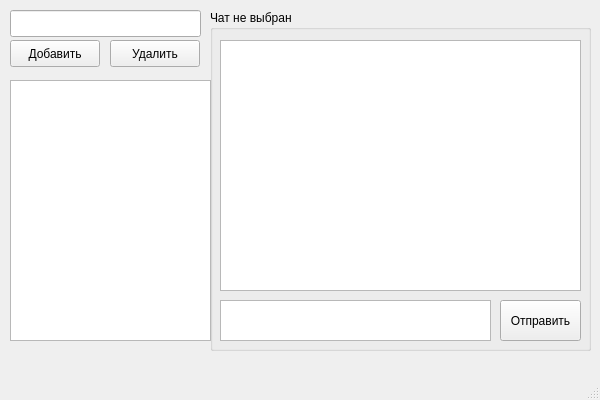
The window that src/my_messenger/gui/MyMessenger.ui (thunderamur/my_messenger) describes before a commit, drawn with Qt 5.
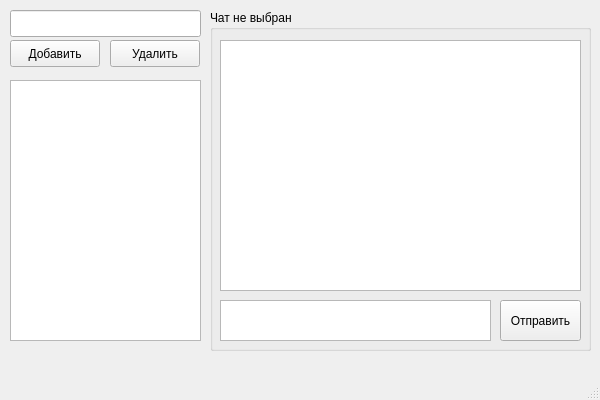
The same window after the commit.

```diff
--- a/src/my_messenger/gui/MyMessenger.ui
+++ b/src/my_messenger/gui/MyMessenger.ui
@@ -101,7 +101,7 @@
      <rect>
       <x>10</x>
       <y>80</y>
-      <width>201</width>
+      <width>191</width>
       <height>261</height>
      </rect>
     </property>
```
